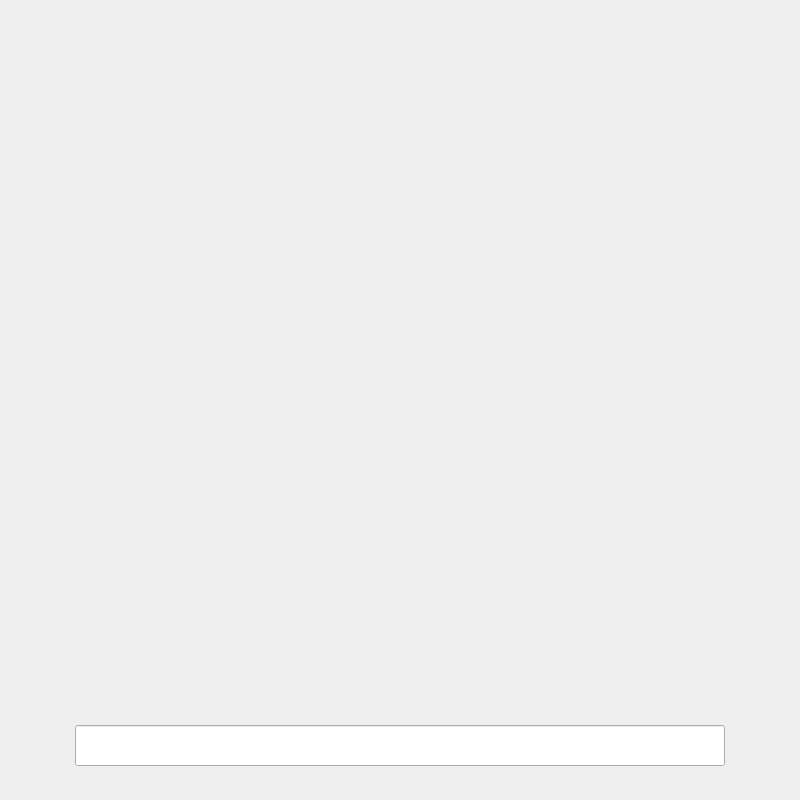
First picture: the form in application/pogodistaui.ui, repository Mihica25/Pobedi-me-ako-znas, before the edit.
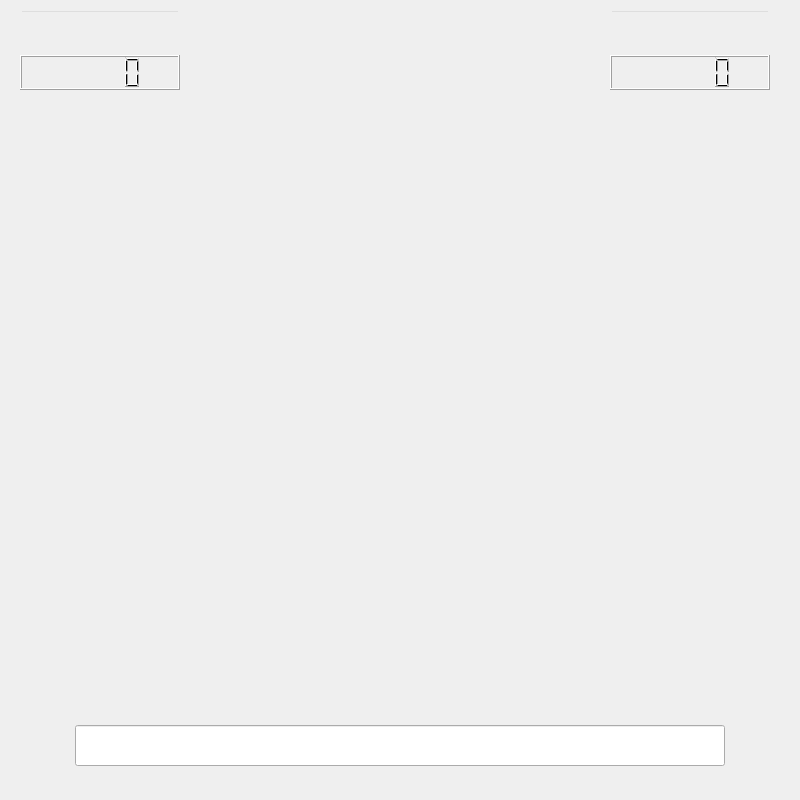
Second picture: the form after the edit.

The edit to the form file:
```diff
--- a/application/pogodistaui.ui
+++ b/application/pogodistaui.ui
@@ -358,6 +358,80 @@
     <set>Qt::AlignCenter</set>
    </property>
   </widget>
+  <widget class="QWidget" name="verticalLayoutWidget">
+   <property name="geometry">
+    <rect>
+     <x>20</x>
+     <y>10</y>
+     <width>160</width>
+     <height>80</height>
+    </rect>
+   </property>
+   <layout class="QVBoxLayout" name="verticalLayout">
+    <item>
+     <widget class="QLineEdit" name="lePlayer1">
+      <property name="font">
+       <font>
+        <pointsize>20</pointsize>
+       </font>
+      </property>
+      <property name="autoFillBackground">
+       <bool>false</bool>
+      </property>
+      <property name="styleSheet">
+       <string notr="true">background-color: transparent;
+color: rgb(255, 255, 255);</string>
+      </property>
+      <property name="alignment">
+       <set>Qt::AlignCenter</set>
+      </property>
+      <property name="readOnly">
+       <bool>true</bool>
+      </property>
+     </widget>
+    </item>
+    <item>
+     <widget class="QLCDNumber" name="lcdPoints1"/>
+    </item>
+   </layout>
+  </widget>
+  <widget class="QWidget" name="verticalLayoutWidget_2">
+   <property name="geometry">
+    <rect>
+     <x>610</x>
+     <y>10</y>
+     <width>160</width>
+     <height>80</height>
+    </rect>
+   </property>
+   <layout class="QVBoxLayout" name="verticalLayout_2">
+    <item>
+     <widget class="QLineEdit" name="lePlayer2">
+      <property name="font">
+       <font>
+        <pointsize>20</pointsize>
+       </font>
+      </property>
+      <property name="autoFillBackground">
+       <bool>false</bool>
+      </property>
+      <property name="styleSheet">
+       <string notr="true">background-color: transparent;
+color: rgb(255, 255, 255);</string>
+      </property>
+      <property name="alignment">
+       <set>Qt::AlignCenter</set>
+      </property>
+      <property name="readOnly">
+       <bool>true</bool>
+      </property>
+     </widget>
+    </item>
+    <item>
+     <widget class="QLCDNumber" name="lcdPoints2"/>
+    </item>
+   </layout>
+  </widget>
  </widget>
  <resources/>
  <connections/>
```
